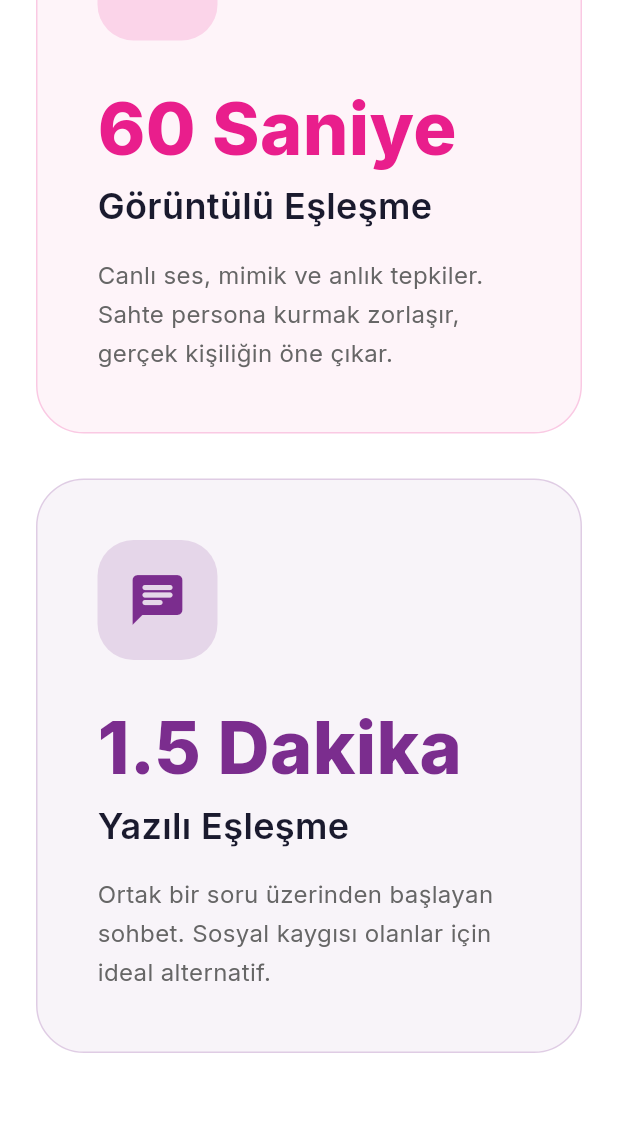
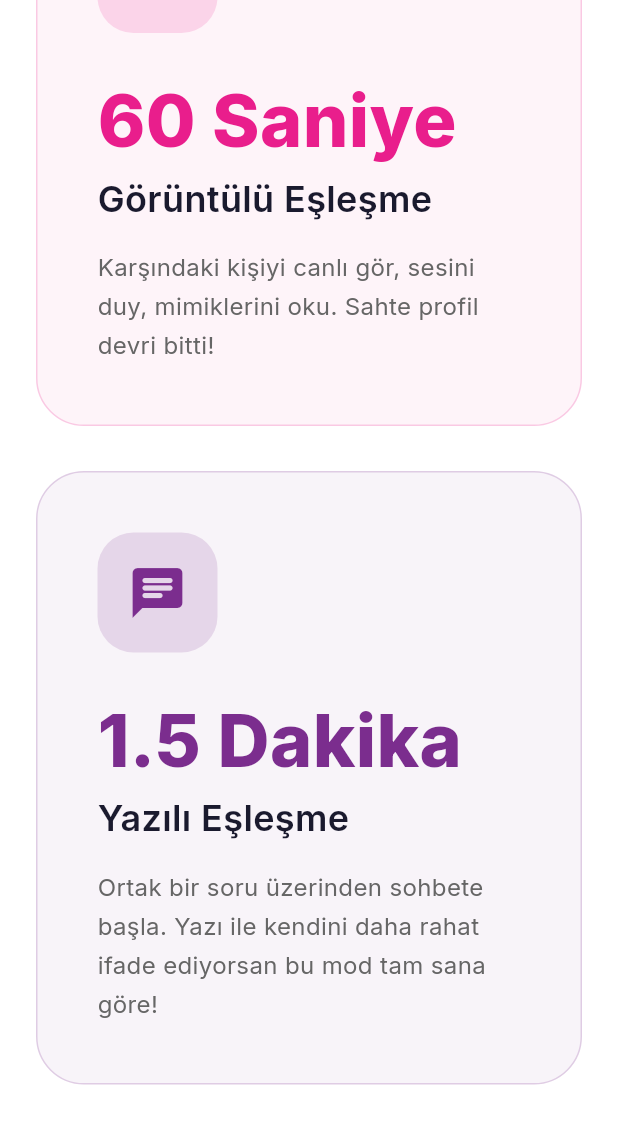
Before and after one commit to PairNova/fluxdateweb, a Flutter app: the screen it shows after launch, scrolled down 3456 dp, on a phone screen of 412 x 824 dp. Shown: the top 1124 px of the screen. Run offline on Flutter 3.47's test engine with Material 3 defaults, Android fonts, the phone set to English and light mode, and no system bars; our stand-ins replace google_fonts.

Commit message:
refactor: Update landing page content - user-focused messaging

```diff
--- a/lib/widgets/cta_section.dart
+++ b/lib/widgets/cta_section.dart
@@ -25,7 +25,7 @@ class CTASection extends StatelessWidget {
       child: Column(
         children: [
           Text(
-            'Eşleşme Sonrası Mesajlaşma',
+            'Eşleştin mi? Mesajlaş!',
             style: AppTextStyles.sectionTitleWhite(isWide),
             textAlign: TextAlign.center,
           ),
@@ -43,7 +43,7 @@ class CTASection extends StatelessWidget {
           Container(
             constraints: const BoxConstraints(maxWidth: 600),
             child: Text(
-              'Para, kurulan ilişkiyi kilitlemek için değil. Sadece daha fazla deneme hakkı içindir.',
+              'FluxDate\'de eşleştikten sonra mesajlaşmak tamamen ücretsiz. Para engel değil, bağlantı kurmanın önünde!',
               style: AppTextStyles.bodyLarge.copyWith(
                 color: Colors.white.withOpacity(0.9),
               ),
@@ -73,7 +73,7 @@ class CTASection extends StatelessWidget {
                 const Icon(Icons.notifications_active, color: AppColors.primary),
                 const SizedBox(width: AppDimensions.spacingSmall),
                 Text(
-                  'Lansmandan Haberdar Ol',
+                  'Beni Haberdar Et 🔔',
                   style: AppTextStyles.stepTitle.copyWith(color: AppColors.primary),
                 ),
               ],
--- a/lib/widgets/features_section.dart
+++ b/lib/widgets/features_section.dart
@@ -20,14 +20,14 @@ class FeaturesSection extends StatelessWidget {
       child: Column(
         children: [
           Text(
-            'İki Farklı Deneyim,',
+            'Sana Özel İki Mod,',
             style: AppTextStyles.sectionTitle(isWide),
             textAlign: TextAlign.center,
           ),
           ShaderMask(
             shaderCallback: (bounds) => AppColors.primaryGradient.createShader(bounds),
             child: Text(
-              'Tek Felsefe',
+              'Sen Seç',
               style: AppTextStyles.sectionTitle(isWide).copyWith(color: Colors.white),
               textAlign: TextAlign.center,
             ),
@@ -41,7 +41,7 @@ class FeaturesSection extends StatelessWidget {
                         title: '60 Saniye',
                         subtitle: 'Görüntülü Eşleşme',
                         description:
-                            'Canlı ses, mimik ve anlık tepkiler. Sahte persona kurmak zorlaşır, gerçek kişiliğin öne çıkar.',
+                            'Karşındaki kişiyi canlı gör, sesini duy, mimiklerini oku. Sahte profil devri bitti!',
                         icon: Icons.videocam_rounded,
                         color: AppColors.secondary,
                       ),
@@ -52,7 +52,7 @@ class FeaturesSection extends StatelessWidget {
                         title: '1.5 Dakika',
                         subtitle: 'Yazılı Eşleşme',
                         description:
-                            'Ortak bir soru üzerinden başlayan sohbet. Sosyal kaygısı olanlar için ideal alternatif.',
+                            'Ortak bir soru üzerinden sohbete başla. Yazı ile kendini daha rahat ifade ediyorsan bu mod tam sana göre!',
                         icon: Icons.chat_rounded,
                         color: AppColors.primary,
                       ),
@@ -65,7 +65,7 @@ class FeaturesSection extends StatelessWidget {
                       title: '60 Saniye',
                       subtitle: 'Görüntülü Eşleşme',
                       description:
-                          'Canlı ses, mimik ve anlık tepkiler. Sahte persona kurmak zorlaşır, gerçek kişiliğin öne çıkar.',
+                          'Karşındaki kişiyi canlı gör, sesini duy, mimiklerini oku. Sahte profil devri bitti!',
                       icon: Icons.videocam_rounded,
                       color: AppColors.secondary,
                     ),
@@ -74,7 +74,7 @@ class FeaturesSection extends StatelessWidget {
                       title: '1.5 Dakika',
                       subtitle: 'Yazılı Eşleşme',
                       description:
-                          'Ortak bir soru üzerinden başlayan sohbet. Sosyal kaygısı olanlar için ideal alternatif.',
+                          'Ortak bir soru üzerinden sohbete başla. Yazı ile kendini daha rahat ifade ediyorsan bu mod tam sana göre!',
                       icon: Icons.chat_rounded,
                       color: AppColors.primary,
                     ),
--- a/lib/widgets/hero_section.dart
+++ b/lib/widgets/hero_section.dart
@@ -54,7 +54,7 @@ class HeroSection extends StatelessWidget {
             color: AppColors.primaryLight(0.1),
             borderRadius: BorderRadius.circular(AppDimensions.radiusLarge),
           ),
-          child: Text('Yeni Nesil Tanışma Deneyimi', style: AppTextStyles.badge),
+          child: Text('✨ Tanışmanın Yeni Yolu', style: AppTextStyles.badge),
         ),
         const SizedBox(height: AppDimensions.spacingXLarge),
         // Main Title
@@ -74,7 +74,7 @@ class HeroSection extends StatelessWidget {
         const SizedBox(height: AppDimensions.spacingXLarge),
         // Subtitle
         Text(
-          'Kısa, gerçek ve net temaslar üzerinden ilişki kurma deneyimi. Sadece 60 saniyede gerçek bağlantılar kur.',
+          'Sonsuz kaydırma yerine gerçek insanlarla tanış. 60 saniyelik görüntülü veya yazılı sohbetle karşındaki kişiyi hemen tanı!',
           style: AppTextStyles.bodyLarge,
           textAlign: isWide ? TextAlign.left : TextAlign.center,
         ),
--- a/lib/widgets/how_it_works_section.dart
+++ b/lib/widgets/how_it_works_section.dart
@@ -19,14 +19,14 @@ class HowItWorksSection extends StatelessWidget {
       child: Column(
         children: [
           Text(
-            'Beş Adımda',
+            'Nasıl Çalışır?',
             style: AppTextStyles.sectionTitle(isWide),
             textAlign: TextAlign.center,
           ),
           ShaderMask(
             shaderCallback: (bounds) => AppColors.primaryGradient.createShader(bounds),
             child: Text(
-              'Bilinçli Eşleşme',
+              'Çok Basit!',
               style: AppTextStyles.sectionTitle(isWide).copyWith(color: Colors.white),
               textAlign: TextAlign.center,
             ),
@@ -37,11 +37,11 @@ class HowItWorksSection extends StatelessWidget {
             runSpacing: AppDimensions.spacingXXLarge,
             alignment: WrapAlignment.center,
             children: const [
-              _StepCard(number: '1', title: 'Seçim', description: 'Görüntülü veya yazılı eşleşmeyi seç', icon: Icons.touch_app),
-              _StepCard(number: '2', title: 'Aday Arama', description: 'Sistem uygun adayları filtreler', icon: Icons.person_search),
-              _StepCard(number: '3', title: 'Etkileşim', description: '60 sn görüntülü veya 1.5 dk yazılı oda', icon: Icons.timer),
-              _StepCard(number: '4', title: 'Karar', description: 'Her iki taraf Evet veya Hayır der', icon: Icons.check_circle_outline),
-              _StepCard(number: '5', title: 'Sohbet', description: 'Karşılıklı Evet ile sınırsız mesajlaşma', icon: Icons.all_inclusive),
+              _StepCard(number: '1', title: 'Modunu Seç', description: 'Görüntülü mü yazlı mı? Sana uygun olanı seç', icon: Icons.touch_app),
+              _StepCard(number: '2', title: 'Eşleş', description: 'Sana uygun birini bul, hemen eşleş', icon: Icons.person_search),
+              _StepCard(number: '3', title: 'Tanış', description: '60 sn görüntülü veya 1.5 dk yazılı sohbet et', icon: Icons.timer),
+              _StepCard(number: '4', title: 'Karar Ver', description: 'Beğendin mi? Evet de, karşı taraf da Evet derse...', icon: Icons.check_circle_outline),
+              _StepCard(number: '5', title: 'Sohbete Başla!', description: 'Sınırsız mesajlaş, üstelik ücretsiz!', icon: Icons.all_inclusive),
             ],
           ),
         ],
--- a/lib/widgets/solution_section.dart
+++ b/lib/widgets/solution_section.dart
@@ -25,14 +25,14 @@ class SolutionSection extends StatelessWidget {
       child: Column(
         children: [
           Text(
-            'Çözüm: Nicelik Yerine',
+            'FluxDate ile Tanışmak',
             style: AppTextStyles.sectionTitleWhite(isWide).copyWith(
               color: Colors.white.withOpacity(0.9),
             ),
             textAlign: TextAlign.center,
           ),
           Text(
-            'Nitelik ve Gerçek Temas',
+            'Çok Daha Kolay',
             style: AppTextStyles.sectionTitleWhite(isWide),
             textAlign: TextAlign.center,
           ),
@@ -40,7 +40,7 @@ class SolutionSection extends StatelessWidget {
           Container(
             constraints: const BoxConstraints(maxWidth: 700),
             child: Text(
-              'FluxDate, sonsuz seçenekler sunmak yerine, kısa, net ve kontrollü temas anları yaratarak hızlı ve bilinçli kararlar vermeni sağlıyor.',
+              'Profil kaydırmak yerine karşındaki insanı 60 saniyede gerçekten tanı. Görüntülü veya yazılı sohbetle anında bağlantı kur.',
               style: AppTextStyles.bodyLarge.copyWith(
                 color: Colors.white.withOpacity(0.9),
               ),
@@ -58,7 +58,7 @@ class SolutionSection extends StatelessWidget {
               borderRadius: BorderRadius.circular(AppDimensions.radiusMedium),
             ),
             child: Text(
-              '"Gerçek bir bağlantı, bir dakikada kendini belli eder."',
+              '"60 saniye yeter, gerçek biriyle tanışmak için."',
               style: AppTextStyles.quote,
               textAlign: TextAlign.center,
             ),
```
Also changed, not shown: lib/widgets/problem_section.dart (+9 -9 lines).
